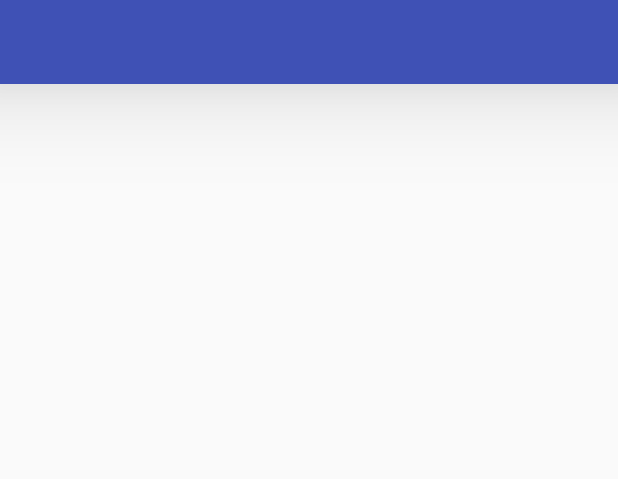
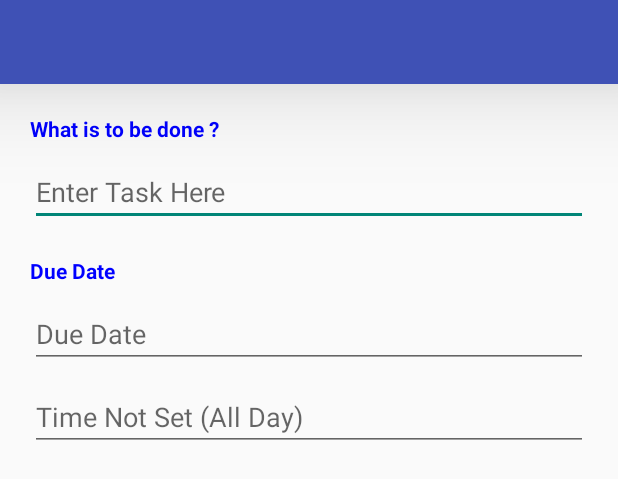
Before and after one commit to rrgodhorus/ReminderApp, an Android app: the layout activity_add_task.xml on its own in the app's theme, with its tools: preview values and no code run, on a phone screen of 412 x 824 dp. Shown: the top 479 px of the screen. Run offline under Robolectric (Android 15) with nearby library versions, the phone set to English and light mode, and no system bars.

Commit message:
Date and Time Pickers Set.

```diff
--- a/app/src/main/AndroidManifest.xml
+++ b/app/src/main/AndroidManifest.xml
@@ -16,7 +16,7 @@
                 <category android:name="android.intent.category.LAUNCHER" />
             </intent-filter>
         </activity>
-        <activity android:name=".AddTask"></activity>
+        <activity android:name=".NewTask"></activity>
     </application>
 
 </manifest>
--- a/app/src/main/java/com/rajath/reminderapp/MainActivity.java
+++ b/app/src/main/java/com/rajath/reminderapp/MainActivity.java
@@ -8,9 +8,7 @@ import android.support.v7.widget.RecyclerView;
 import android.support.v7.widget.Toolbar;
 import android.view.Menu;
 import android.view.MenuItem;
-import android.view.MotionEvent;
 import android.view.View;
-import android.widget.CheckedTextView;
 import android.widget.ImageButton;
 import android.widget.Toast;
 
@@ -21,6 +19,7 @@ public class MainActivity extends AppCompatActivity {
      ImageButton add;
      RecyclerView recview;
 
+
     @Override
     protected void onCreate(Bundle savedInstanceState) {
         super.onCreate(savedInstanceState);
@@ -29,7 +28,6 @@ public class MainActivity extends AppCompatActivity {
         add = findViewById(R.id.btn_add);
         toolbar.setLogo(R.drawable.ic_launcher);
         setSupportActionBar(toolbar);
-
         recview = findViewById(R.id.rv);
 
         Tasks[] tasks = new Tasks[50];
@@ -48,7 +46,7 @@ public class MainActivity extends AppCompatActivity {
          add.setOnClickListener(new View.OnClickListener() {
              @Override
              public void onClick(View v) {
-                 startActivity(new Intent(MainActivity.this,AddTask.class));
+                 startActivity(new Intent(MainActivity.this,NewTask.class));
              }
          });
 
--- a/app/src/main/res/layout/activity_add_task.xml
+++ b/app/src/main/res/layout/activity_add_task.xml
@@ -6,7 +6,7 @@
     xmlns:tools="http://schemas.android.com/tools"
     android:layout_width="match_parent"
     android:layout_height="match_parent"
-    tools:context="com.rajath.reminderapp.AddTask"
+    tools:context="com.rajath.reminderapp.NewTask"
     android:orientation="vertical">
 
     <android.support.v7.widget.Toolbar
@@ -20,6 +20,57 @@
         app:popupTheme="@style/ThemeOverlay.AppCompat.Light"
         />
 
+    <TextView
+        android:layout_width="match_parent"
+        android:layout_height="wrap_content"
+        android:layout_marginTop="20dp"
+        android:layout_marginLeft="20dp"
+        android:layout_marginRight="20dp"
+        android:text="@string/new_task_txtview1"
+        android:textColor="#0000ff"/>
+    <EditText
+        android:id="@+id/edt1"
+        android:layout_width="match_parent"
+        android:layout_height="wrap_content"
+        android:minHeight="40dp"
+        android:layout_marginTop="10dp"
+        android:layout_marginLeft="20dp"
+        android:layout_marginRight="20dp"
+        android:hint="@string/new_task_edttxt1"/>
+    <TextView
+        android:layout_width="match_parent"
+        android:layout_height="wrap_content"
+        android:layout_marginTop="20dp"
+        android:layout_marginLeft="20dp"
+        android:layout_marginRight="20dp"
+        android:text="@string/new_task_txtview2"
+        android:textColor="#0000ff"/>
+    <EditText
+        android:id="@+id/edt2"
+        android:layout_width="match_parent"
+        android:layout_height="wrap_content"
+        android:minHeight="40dp"
+        android:layout_marginTop="10dp"
+        android:layout_marginLeft="20dp"
+        android:layout_marginRight="20dp"
+        android:hint="@string/new_task_edttxt2"
+        android:focusable="false"
+        android:focusableInTouchMode="false"
 
+        />
+
+    <EditText
+        android:id="@+id/edt3"
+        android:layout_width="match_parent"
+        android:layout_height="wrap_content"
+        android:minHeight="40dp"
+        android:layout_marginTop="10dp"
+        android:layout_marginLeft="20dp"
+        android:layout_marginRight="20dp"
+        android:hint="@string/new_task_edttxt3"
+        android:focusable="false"
+        android:focusableInTouchMode="false"
+
+        />
 
 </LinearLayout>
--- a/app/src/main/res/values/strings.xml
+++ b/app/src/main/res/values/strings.xml
@@ -2,4 +2,9 @@
     <string name="app_name">ReminderApp</string>
     <string name="search">User</string>
     <string name="new_task">New Task</string>
+    <string name="new_task_txtview1"><b>What is to be done ?</b></string>
+    <string name="new_task_edttxt1">Enter Task Here</string>
+    <string name="new_task_txtview2"><b>Due Date</b></string>
+    <string name="new_task_edttxt2">Due Date</string>
+    <string name="new_task_edttxt3">Time Not Set (All Day)</string>
 </resources>
```
Also changed, not shown: app/src/main/java/com/rajath/reminderapp/Adapter.java (+5 -3 lines), app/src/main/java/com/rajath/reminderapp/AddTask.java (deleted, +0 -35 lines), app/src/main/java/com/rajath/reminderapp/NewTask.java (added, +116 -0 lines), app/src/main/java/com/rajath/reminderapp/Tasks.java (+9 -2 lines).
